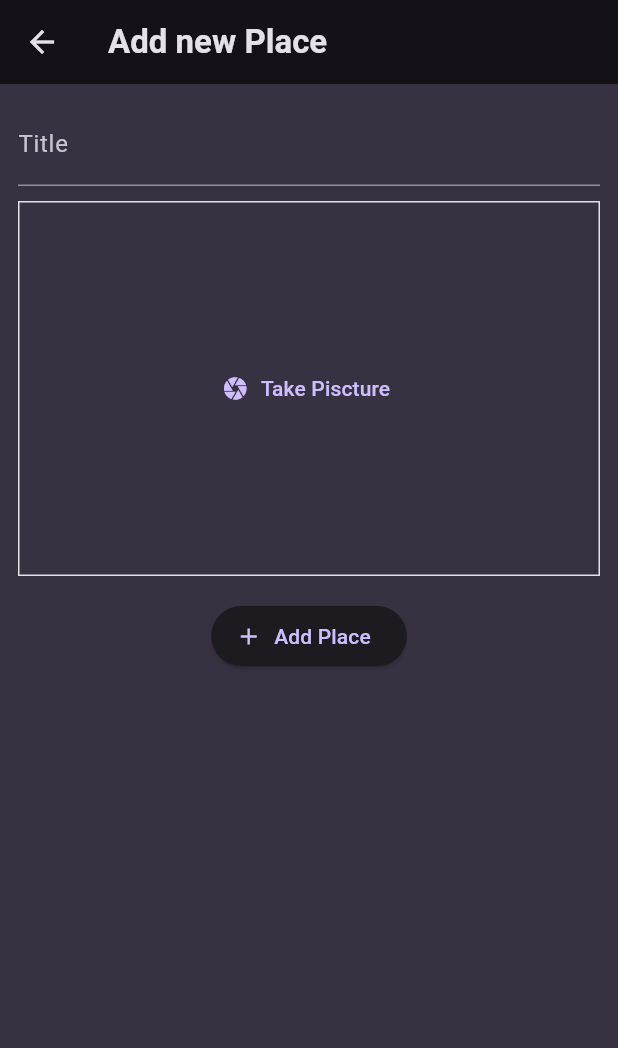
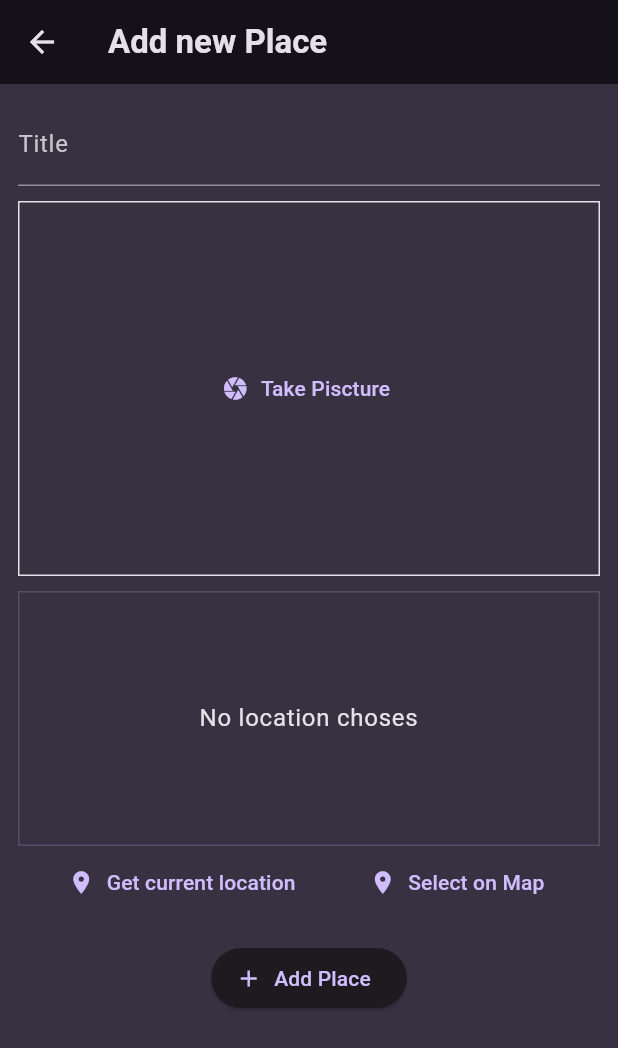
Before and after one commit to diogoalexp/flutter, a Flutter app: the AddPlaceScreen screen opened directly, on a phone screen of 412 x 824 dp. Shown: the top 1048 px of the screen. Run offline on Flutter 3.47's test engine with Material 3 defaults, Android fonts, the phone set to English and light mode, and no system bars; our stand-ins replace flutter_riverpod, google_fonts, image_picker, location, transparent_image; missing offline and left inert: dart:ffi.

Commit message:
getting location
Co-authored-by: Copilot <copilot@github.com>

```diff
--- a/favorite_places/lib/screens/add_place.dart
+++ b/favorite_places/lib/screens/add_place.dart
@@ -1,6 +1,7 @@
 import 'dart:io';
 
 import 'package:favorite_places/widgets/image_input.dart';
+import 'package:favorite_places/widgets/location_input.dart';
 import 'package:flutter/material.dart';
 import 'package:flutter_riverpod/flutter_riverpod.dart';
 
@@ -60,6 +61,8 @@ class _AddPlaceScreenState extends ConsumerState<AddPlaceScreen> {
                 _selectedImage = image;
               },
             ),
+            const SizedBox(height: 10),
+            LocationInput(),
             const SizedBox(height: 16),
             ElevatedButton.icon(
               onPressed: _savePlace,
--- /dev/null
+++ b/favorite_places/lib/widgets/location_input.dart
@@ -0,0 +1,121 @@
+import 'package:flutter/material.dart';
+import 'package:location/location.dart';
+
+class LocationInput extends StatefulWidget {
+  const LocationInput({super.key});
+
+  @override
+  State<LocationInput> createState() => _LocationInputState();
+}
+
+class _LocationInputState extends State<LocationInput> {
+  LocationData? _pickedLocation;
+  bool _isGettingLocation = false;
+
+  @override
+  Widget build(BuildContext context) {
+    Widget previewContent = Text(
+      'No location choses',
+      textAlign: TextAlign.center,
+      style: Theme.of(context).textTheme.bodyLarge!.copyWith(
+        color: Theme.of(context).colorScheme.onSurface,
+      ),
+    );
+
+    void _getCurrentLocation() async {
+      Location location = Location();
+
+      bool serviceEnabled;
+      PermissionStatus permissionGranted;
+      LocationData locationData;
+
+      serviceEnabled = await location.serviceEnabled();
+      if (!serviceEnabled) {
+        serviceEnabled = await location.requestService();
+        if (!serviceEnabled) {
+          return;
+        }
+      }
+
+      permissionGranted = await location.hasPermission();
+      if (permissionGranted == PermissionStatus.denied) {
+        permissionGranted = await location.requestPermission();
+        if (permissionGranted != PermissionStatus.granted) {
+          return;
+        }
+      }
+
+      setState(() {
+        _isGettingLocation = true;
+      });
+
+      locationData = await location.getLocation();
+
+      setState(() {
+        _isGettingLocation = false;
+        _pickedLocation = locationData;
+      });
+
+      print(locationData);
+    }
+
+    if (_isGettingLocation) {
+      previewContent = const CircularProgressIndicator();
+    }
+
+    if (_pickedLocation != null) {
+      previewContent = Row(
+        mainAxisAlignment: MainAxisAlignment.center,
+        children: [
+          Text(
+            _pickedLocation!.latitude.toString(),
+            style: Theme.of(context).textTheme.titleMedium!.copyWith(
+              color: Theme.of(context).colorScheme.onSurface,
+            ),
+          ),
+          const SizedBox(width: 10),
+          Text(
+            _pickedLocation!.longitude.toString(),
+            style: Theme.of(context).textTheme.titleMedium!.copyWith(
+              color: Theme.of(context).colorScheme.onSurface,
+            ),
+          ),
+        ],
+      );
+    }
+
+    return Column(
+      mainAxisAlignment: MainAxisAlignment.start,
+      crossAxisAlignment: CrossAxisAlignment.center,
+      children: [
+        Container(
+          height: 170,
+          width: double.infinity,
+          alignment: Alignment.center,
+          decoration: BoxDecoration(
+            border: Border.all(
+              width: 1,
+              color: Theme.of(context).colorScheme.primary.withOpacity(0.2),
+            ),
+          ),
+          child: previewContent,
+        ),
+        Row(
+          mainAxisAlignment: MainAxisAlignment.spaceEvenly,
+          children: [
+            TextButton.icon(
+              icon: const Icon(Icons.location_on),
+              label: const Text('Get current location'),
+              onPressed: _getCurrentLocation,
+            ),
+            TextButton.icon(
+              icon: const Icon(Icons.location_on),
+              label: const Text('Select on Map'),
+              onPressed: () {},
+            ),
+          ],
+        ),
+      ],
+    );
+  }
+}
--- a/favorite_places/pubspec.yaml
+++ b/favorite_places/pubspec.yaml
@@ -38,6 +38,7 @@ dependencies:
   flutter_riverpod: ^3.3.1
   uuid: ^4.5.3
   image_picker: ^1.2.2
+  location: ^8.0.1
 
 dev_dependencies:
   flutter_test:
```
Also changed, not shown: favorite_places/lib/screens/place_detail.dart (+10 -10 lines), favorite_places/pubspec.lock, 2 other files.
